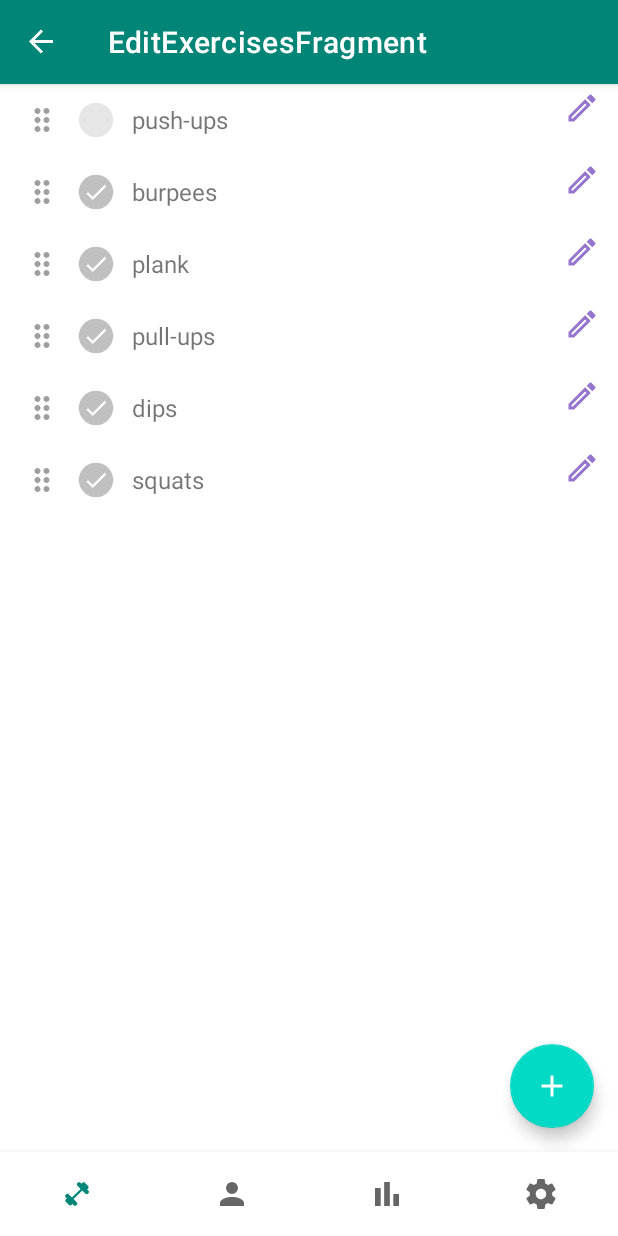
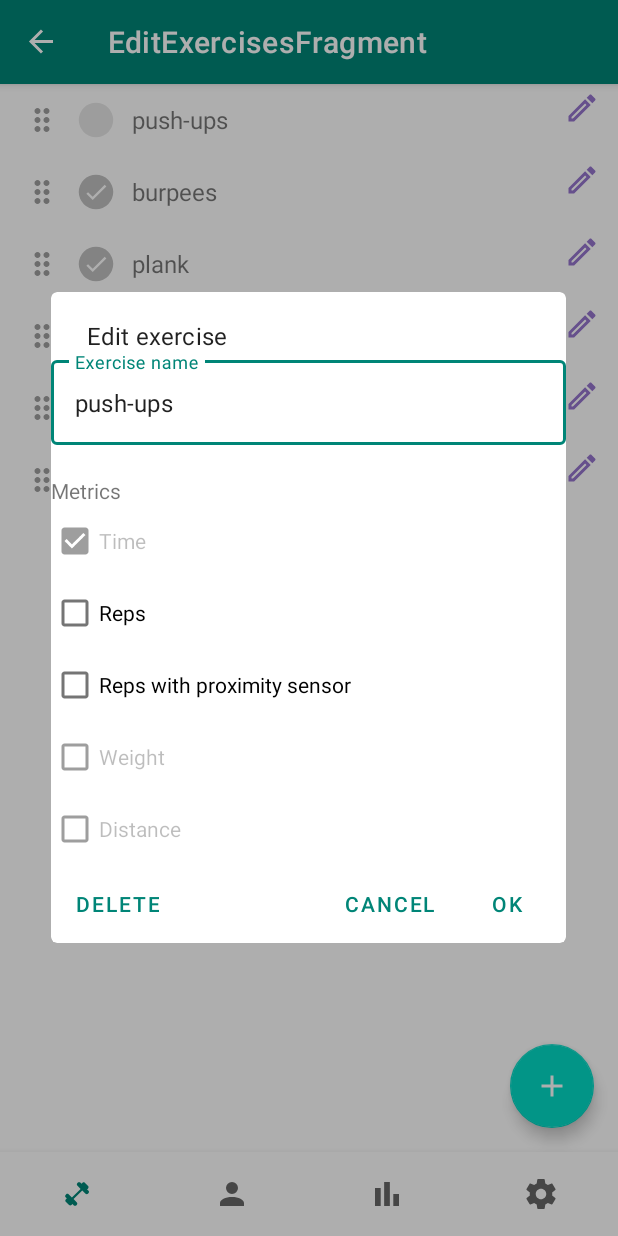
Before and after one commit to krmax44/burpee-buddy, an Android app: the ExercisesFragment screen opened through its navigation route, after a tap on an icon or button, on a phone screen of 412 x 824 dp. Run offline under Robolectric (Android 15) with nearby library versions, the phone set to English and light mode, and no system bars; our stand-ins replace EventBus, Room's generated code, Timber, navigation-ui; 6 statements that could not run were skipped; 1 other tap on this screen came first.

Commit message:
Exercises: implement edit exercises and add custom exercises

```diff
--- a/app/src/main/java/com/apps/adrcotfas/burpeebuddy/db/exercise/ExerciseTypeDao.java
+++ b/app/src/main/java/com/apps/adrcotfas/burpeebuddy/db/exercise/ExerciseTypeDao.java
@@ -4,6 +4,8 @@ import androidx.lifecycle.LiveData;
 import androidx.room.Dao;
 import androidx.room.Insert;
 import androidx.room.Query;
+import androidx.room.TypeConverter;
+import androidx.room.TypeConverters;
 
 import java.util.List;
 
@@ -33,6 +35,10 @@ public interface ExerciseTypeDao {
     @Query("update Exercise SET `order` = :order WHERE name = :name")
     void editOrder(String name, int order);
 
+    @TypeConverters(ExerciseTypeConverter.class)
+    @Query("update Exercise SET `name` = :newName, 'type' = :type, 'color' = :color WHERE name = :name")
+    void editExercise(String name, String newName, ExerciseType type, int color);
+
     @Query("update Exercise SET visible= :visibility WHERE name = :name")
     void editVisibility(String name, boolean visibility);
 }
--- a/app/src/main/java/com/apps/adrcotfas/burpeebuddy/main/edit_exercises/ExercisesAdapter.java
+++ b/app/src/main/java/com/apps/adrcotfas/burpeebuddy/main/edit_exercises/ExercisesAdapter.java
@@ -24,8 +24,9 @@ public class ExercisesAdapter extends RecyclerView.Adapter<ExercisesViewHolder>
     private List<Exercise> mExercises = new ArrayList<>();
 
     public interface Listener {
+        void onExerciseAddClicked();
         void onVisibilityToggle(String exercise, boolean visible);
-        void onExerciseEdit(String exercise, Exercise newExercise);
+        void onExerciseEditClicked(Exercise exercise);
         void onDragStarted(ExercisesViewHolder viewHolder);
         void onExercisesRearranged(List<Exercise> exercises);
     }
@@ -69,8 +70,13 @@ public class ExercisesAdapter extends RecyclerView.Adapter<ExercisesViewHolder>
     }
 
     @Override
-    public void onExerciseEdit(String exercise, Exercise newExercise) {
-        mListener.onExerciseEdit(exercise, newExercise);
+    public void onExerciseAddClicked() {
+        mListener.onExerciseAddClicked();
+    }
+
+    @Override
+    public void onExerciseEditClicked(Exercise exercise) {
+        mListener.onExerciseEditClicked(exercise);
     }
 
     @Override
--- a/app/src/main/java/com/apps/adrcotfas/burpeebuddy/main/edit_exercises/ExercisesFragment.java
+++ b/app/src/main/java/com/apps/adrcotfas/burpeebuddy/main/edit_exercises/ExercisesFragment.java
@@ -8,12 +8,19 @@ import android.view.ViewGroup;
 import androidx.annotation.NonNull;
 import androidx.fragment.app.Fragment;
 
+import com.apps.adrcotfas.burpeebuddy.common.bl.Events;
 import com.apps.adrcotfas.burpeebuddy.db.AppDatabase;
 import com.apps.adrcotfas.burpeebuddy.db.exercise.Exercise;
+import com.apps.adrcotfas.burpeebuddy.main.edit_exercises.dialog.AddEditExerciseDialog;
+
+import org.greenrobot.eventbus.EventBus;
+import org.greenrobot.eventbus.Subscribe;
 
 import java.util.List;
 
 public class ExercisesFragment extends Fragment implements ExercisesViewMvc.Listener {
+    private static final String TAG = "ExercisesFragment";
+
     private ExercisesViewMvc mViewMvc;
 
     @Override
@@ -31,6 +38,7 @@ public class ExercisesFragment extends Fragment implements ExercisesViewMvc.List
     @Override
     public void onResume() {
         super.onResume();
+        EventBus.getDefault().register(this);
         mViewMvc.registerListener(this);
     }
 
@@ -39,12 +47,8 @@ public class ExercisesFragment extends Fragment implements ExercisesViewMvc.List
         if (mViewMvc != null){
             mViewMvc.unregisterListener(this);
         }
+        EventBus.getDefault().unregister(this);
         super.onDestroy();
-    }
-
-    @Override
-    public void onAddExercise(Exercise exercise) {
-        // add it to the database
     }
 
     @Override
@@ -62,7 +66,29 @@ public class ExercisesFragment extends Fragment implements ExercisesViewMvc.List
     }
 
     @Override
-    public void onExerciseEdit(String exercise, Exercise newExercise) {
-        // edit exercise in database
+    public void onExerciseAddClicked() {
+        AddEditExerciseDialog.getInstance(null, false)
+                .show(getActivity().getSupportFragmentManager(), TAG);
+    }
+
+    @Override
+    public void onExerciseEditClicked(Exercise exercise) {
+        AddEditExerciseDialog.getInstance(exercise, true)
+                .show(getActivity().getSupportFragmentManager(), TAG);
+    }
+
+    @Subscribe
+    public void onMessageEvent(Events.EditExercise event) {
+        AppDatabase.editExercise(getContext(), event.exerciseToEdit, event.exercise);
+    }
+
+    @Subscribe
+    public void onMessageEvent(Events.AddExercise event) {
+        AppDatabase.addExercise(getContext(), event.exercise);
+    }
+
+    @Subscribe
+    public void onMessageEvent(Events.DeleteExercise event) {
+        AppDatabase.deleteExercise(getContext(), event.name);
     }
 }
--- a/app/src/main/java/com/apps/adrcotfas/burpeebuddy/main/edit_exercises/ExercisesViewHolder.java
+++ b/app/src/main/java/com/apps/adrcotfas/burpeebuddy/main/edit_exercises/ExercisesViewHolder.java
@@ -8,11 +8,12 @@ import com.apps.adrcotfas.burpeebuddy.common.recyclerview.ItemTouchHelperViewHol
 import com.apps.adrcotfas.burpeebuddy.main.edit_exercises.item.ExercisesItemViewMvc;
 
 class ExercisesViewHolder extends RecyclerView.ViewHolder implements ItemTouchHelperViewHolder {
+
+    private final ExercisesItemViewMvc mViewMvc;
+
     public ExercisesItemViewMvc getViewMvc() {
         return mViewMvc;
     }
-
-    private final ExercisesItemViewMvc mViewMvc;
 
     public ExercisesViewHolder(ExercisesItemViewMvc viewMvc) {
         super(viewMvc.getRootView());
--- a/app/src/main/java/com/apps/adrcotfas/burpeebuddy/main/edit_exercises/ExercisesViewMcvImpl.java
+++ b/app/src/main/java/com/apps/adrcotfas/burpeebuddy/main/edit_exercises/ExercisesViewMcvImpl.java
@@ -2,6 +2,7 @@ package com.apps.adrcotfas.burpeebuddy.main.edit_exercises;
 
 
 import android.view.LayoutInflater;
+import android.view.View;
 import android.view.ViewGroup;
 
 import androidx.recyclerview.widget.ItemTouchHelper;
@@ -40,13 +41,24 @@ public class ExercisesViewMcvImpl
         mItemTouchHelper.attachToRecyclerView(mRecyclerView);
 
         FloatingActionButton fab = findViewById(R.id.fab);
-        // fab.setOnClickListener(); show dialog, then call
+        fab.setOnClickListener(v -> {
+            for (Listener l : getListeners()) {
+                l.onExerciseAddClicked();
+            }
+        });
     }
 
     @Override
     public void bindExercises(List<Exercise> exercises) {
         mAdapter.bindExercises(exercises);
         mExercises = exercises;
+    }
+
+    @Override
+    public void onExerciseAddClicked() {
+        for (Listener l : getListeners()) {
+            l.onExerciseAddClicked();
+        }
     }
 
     @Override
@@ -57,9 +69,9 @@ public class ExercisesViewMcvImpl
     }
 
     @Override
-    public void onExerciseEdit(String exercise, Exercise newExercise) {
+    public void onExerciseEditClicked(Exercise exercise) {
         for (Listener l : getListeners()) {
-            l.onExerciseEdit(exercise, newExercise);
+            l.onExerciseEditClicked(exercise);
         }
     }
 
--- a/app/src/main/java/com/apps/adrcotfas/burpeebuddy/main/edit_exercises/ExercisesViewMvc.java
+++ b/app/src/main/java/com/apps/adrcotfas/burpeebuddy/main/edit_exercises/ExercisesViewMvc.java
@@ -10,8 +10,11 @@ public interface ExercisesViewMvc extends ObservableViewMvc<ExercisesViewMvc.Lis
     void bindExercises(List<Exercise> exercises);
 
     public interface Listener {
-        void onAddExercise(Exercise exercise);
-        void onExerciseEdit(String exercise, Exercise newExercise);
+
+        void onExerciseAddClicked();
+
+        void onExerciseEditClicked(Exercise exercise);
+
         void onVisibilityToggle(String exercise, boolean visibility);
         void onExercisesRearranged(List<Exercise> exercises);
     }
--- /dev/null
+++ b/app/src/main/java/com/apps/adrcotfas/burpeebuddy/main/edit_exercises/dialog/AddEditExerciseDialog.java
@@ -0,0 +1,176 @@
+package com.apps.adrcotfas.burpeebuddy.main.edit_exercises.dialog;
+
+import android.app.Dialog;
+import android.os.Bundle;
+import android.text.Editable;
+import android.text.TextWatcher;
+import android.view.View;
+
+import androidx.appcompat.app.AlertDialog;
+import androidx.fragment.app.DialogFragment;
+
+import com.apps.adrcotfas.burpeebuddy.R;
+import com.apps.adrcotfas.burpeebuddy.common.bl.Events;
+import com.apps.adrcotfas.burpeebuddy.db.exercise.Exercise;
+import com.apps.adrcotfas.burpeebuddy.db.exercise.ExerciseType;
+import com.apps.adrcotfas.burpeebuddy.db.exercise.ExerciseTypeConverter;
+import com.google.android.material.checkbox.MaterialCheckBox;
+import com.google.android.material.dialog.MaterialAlertDialogBuilder;
+import com.google.android.material.textfield.TextInputEditText;
+import com.google.android.material.textfield.TextInputLayout;
+
+import org.greenrobot.eventbus.EventBus;
+
+import timber.log.Timber;
+
+public class AddEditExerciseDialog extends DialogFragment {
+
+    private static final String TAG = "AddEditExerciseDialog";
+
+    private static String KEY_NAME  = TAG + "_key_name";
+    private static String KEY_TYPE  = TAG + "_key_type";
+    private static String KEY_COLOR = TAG + "_key_color";
+
+    private boolean mEditMode;
+    /** only relevant in edit mode */
+    private String mExerciseName;
+
+    public static AddEditExerciseDialog getInstance(Exercise exercise, boolean editMode) {
+        AddEditExerciseDialog dialog = new AddEditExerciseDialog();
+        dialog.mEditMode = editMode;
+
+        Bundle args = new Bundle(3);
+        if (editMode && exercise != null) {
+            args.putString(KEY_NAME, exercise.name);
+            args.putInt(KEY_TYPE, ExerciseTypeConverter.getIntFromExerciseType(exercise.type));
+            args.putInt(KEY_COLOR, exercise.color);
+            dialog.setArguments(args);
+        }
+        return dialog;
+    }
+
+    @Override
+    public final Dialog onCreateDialog(Bundle savedInstBundle) {
+
+        final MaterialAlertDialogBuilder b = new MaterialAlertDialogBuilder(getActivity());
+        final View v = getActivity().getLayoutInflater()
+                .inflate(R.layout.dialog_add_edit_exercise, null, false);
+
+        final MaterialCheckBox repsBox = v.findViewById(R.id.reps);
+        final MaterialCheckBox proxyBox = v.findViewById(R.id.proxy_relevant);
+        final TextInputLayout nameEditTextLayout = v.findViewById(R.id.name_layout);
+        final TextInputEditText nameEditText = v.findViewById(R.id.name);
+
+        repsBox.setOnCheckedChangeListener((buttonView, isChecked) -> {
+            if (isChecked && proxyBox.isChecked()) {
+                proxyBox.setChecked(false);
+            }
+        });
+
+        proxyBox.setOnCheckedChangeListener((buttonView, isChecked) -> {
+            if (isChecked && repsBox.isChecked()) {
+                repsBox.setChecked(false);
+            }
+        });
+
+        nameEditText.addTextChangedListener(new TextWatcher() {
+            @Override
+            public void beforeTextChanged(CharSequence s, int start, int count, int after) {}
+
+            @Override
+            public void onTextChanged(CharSequence s, int start, int before, int count) {
+            }
+
+            @Override
+            public void afterTextChanged(Editable s) {
+                AlertDialog dialog = (AlertDialog) getDialog();
+                if (s.length() == 0) {
+                    nameEditTextLayout.setError(getString(R.string.exercise_dialog_name_error));
+                    if (dialog != null) {
+                        dialog.getButton(AlertDialog.BUTTON_POSITIVE).setEnabled(false);
+                    }
+                } else {
+                    nameEditTextLayout.setError(null);
+                    if (dialog != null) {
+                        dialog.getButton(AlertDialog.BUTTON_POSITIVE).setEnabled(true);
+                    }
+                }
+            }
+        });
+
+        if(mEditMode) {
+            final String name = getArguments().getString(KEY_NAME);
+            mExerciseName = name;
+            nameEditText.setText(name);
+
+            final ExerciseType type =
+                    ExerciseTypeConverter.getExerciseTypeFromInt(getArguments().getInt(KEY_TYPE));
+            if (type.equals(ExerciseType.TIME_BASED)) {
+                // do nothing
+            } else if (type.equals(ExerciseType.COUNTABLE)) {
+                proxyBox.setChecked(true);
+            } else if (type.equals(ExerciseType.REP_BASED)) {
+                repsBox.setChecked(true);
+            } else {
+                Timber.tag(TAG).wtf("Invalid exercise type.");
+            }
+            b.setNeutralButton(getString(R.string.delete), ((dialog, which) -> {
+                //TODO: confirmation
+                EventBus.getDefault().post(new Events.DeleteExercise(mExerciseName));
+            }));
+        }
+
+        Dialog d = b
+                .setTitle(mEditMode
+                        ? getString(R.string.exercise_dialog_edit_exercise)
+                        : getString(R.string.exercise_dialog_add_exercise))
+                .setCancelable(false)
+                .setPositiveButton(android.R.string.ok,
+                        (dialog, which) -> {
+                            if (mExerciseName == null || mExerciseName.length() == 0) {
+                                nameEditTextLayout.setError(getString(R.string.exercise_dialog_name_error));
+                                return;
+                            }
+                            EventBus.getDefault().post(mEditMode
+                                    ? new Events.EditExercise(
+                                    mExerciseName,
+                                    getCreatedExercise(
+                                            nameEditText.getText().toString(),
+                                            repsBox.isChecked(),
+                                            proxyBox.isChecked()))
+                                    : new Events.AddExercise(
+                                    getCreatedExercise(
+                                            nameEditText.getText().toString(),
+                                            repsBox.isChecked(),
+                                            proxyBox.isChecked())));
+                        }
+                )
+                .setNegativeButton(android.R.string.cancel, ((dialog, which) -> {}))
+                .setView(v)
+                .create();
+        d.setCanceledOnTouchOutside(false);
+        return d;
+    }
+
+    private Exercise getCreatedExercise(String name, boolean repsRelevant, boolean proxyRelevant) {
+        ExerciseType type = ExerciseType.TIME_BASED;
+
+        if (proxyRelevant) {
+            type = ExerciseType.COUNTABLE;
+        } else if (repsRelevant){
+            type = ExerciseType.REP_BASED;
+        }
+        return new Exercise(name, type);
+    }
+
+    @Override
+    public void onResume() {
+        super.onResume();
+        if (!mEditMode) {
+            AlertDialog dialog = (AlertDialog) getDialog();
+            if (dialog != null) {
+                dialog.getButton(AlertDialog.BUTTON_POSITIVE).setEnabled(false);
+            }
+        }
+    }
+}
--- a/app/src/main/java/com/apps/adrcotfas/burpeebuddy/main/edit_exercises/item/ExercisesItemViewMvc.java
+++ b/app/src/main/java/com/apps/adrcotfas/burpeebuddy/main/edit_exercises/item/ExercisesItemViewMvc.java
@@ -9,7 +9,7 @@ import com.apps.adrcotfas.burpeebuddy.db.exercise.Exercise;
 public interface ExercisesItemViewMvc extends ObservableViewMvc<ExercisesItemViewMvc.Listener> {
 
     public interface Listener {
-        void onExerciseEdit(String exercise, Exercise newExercise);
+        void onExerciseEditClicked(Exercise exercise);
         void onVisibilityToggle(String exercise, boolean visible);
     }
 
--- a/app/src/main/java/com/apps/adrcotfas/burpeebuddy/main/edit_exercises/item/ExercisesItemViewMvcImpl.java
+++ b/app/src/main/java/com/apps/adrcotfas/burpeebuddy/main/edit_exercises/item/ExercisesItemViewMvcImpl.java
@@ -39,10 +39,10 @@ public class ExercisesItemViewMvcImpl extends BaseObservableViewMvc<ExercisesIte
         });
 
         findViewById(R.id.edit).setOnClickListener(v -> {
-            //TODO: open dialog, when the OK button is clicked, call l.onExerciseEdit
-//            for (Listener l : getListeners()) {
-//                l.onExerciseEdit(mExercise);
-//            }
+            //TODO: open dialog, when the OK button is clicked, call l.onExerciseEditClicked
+            for (Listener l : getListeners()) {
+                l.onExerciseEditClicked(mExercise);
+            }
         });
     }
 
--- a/app/src/main/java/com/apps/adrcotfas/burpeebuddy/workout/WorkoutFinishedDialog.java
+++ b/app/src/main/java/com/apps/adrcotfas/burpeebuddy/workout/WorkoutFinishedDialog.java
@@ -29,6 +29,7 @@ public class WorkoutFinishedDialog extends DialogFragment {
             message = "Congratulations!\nYou have completed " + reps + " reps.";
         }
 
+        //Dialog d = new MaterialAlertDialogBuilder(getContext())
         Dialog d = new AlertDialog.Builder(getActivity())
             .setTitle("Workout finished")
             .setMessage(message)
--- /dev/null
+++ b/app/src/main/res/layout/dialog_add_edit_exercise.xml
@@ -0,0 +1,60 @@
+<?xml version="1.0" encoding="utf-8"?>
+<LinearLayout xmlns:android="http://schemas.android.com/apk/res/android"
+    android:layout_width="match_parent"
+    android:layout_height="match_parent"
+    xmlns:app="http://schemas.android.com/apk/res-auto"
+    android:orientation="vertical">
+
+    <com.google.android.material.textfield.TextInputLayout
+        android:id="@+id/name_layout"
+        android:layout_width="match_parent"
+        android:layout_height="wrap_content"
+        android:hint="@string/exercise_dialog_exercise_name"
+        app:errorEnabled="true"
+        style="@style/Widget.MaterialComponents.TextInputLayout.OutlinedBox">
+
+        <com.google.android.material.textfield.TextInputEditText
+            android:id="@+id/name"
+            android:maxLength="30"
+            android:layout_width="match_parent"
+            android:layout_height="wrap_content"/>
+
+    </com.google.android.material.textfield.TextInputLayout>
+
+    <TextView
+        android:layout_width="match_parent"
+        android:layout_height="wrap_content"
+        android:text="@string/exercise_dialog_metrics"/>
+
+    <com.google.android.material.checkbox.MaterialCheckBox
+        android:layout_width="match_parent"
+        android:layout_height="wrap_content"
+        android:checked="true"
+        android:enabled="false"
+        android:text="@string/exercise_dialog_time"/>
+
+    <com.google.android.material.checkbox.MaterialCheckBox
+        android:id="@+id/reps"
+        android:layout_width="match_parent"
+        android:layout_height="wrap_content"
+        android:text="@string/exercise_dialog_reps"/>
+
+    <com.google.android.material.checkbox.MaterialCheckBox
+        android:id="@+id/match_parent"
+        android:layout_width="wrap_content"
+        android:layout_height="wrap_content"
+        android:text="@string/exercise_dialog_reps_proxy"/>
+
+    <com.google.android.material.checkbox.MaterialCheckBox
+        android:layout_width="match_parent"
+        android:layout_height="wrap_content"
+        android:enabled="false"
+        android:text="@string/exercise_dialog_weight"/>
+
+    <com.google.android.material.checkbox.MaterialCheckBox
+        android:layout_width="match_parent"
+        android:layout_height="wrap_content"
+        android:enabled="false"
+        android:text="@string/exercise_dialog_distance"/>
+
+</LinearLayout>
--- a/app/src/main/res/values/strings.xml
+++ b/app/src/main/res/values/strings.xml
@@ -16,4 +16,15 @@
     <string name="stop">STOP</string>
     <string name="database_name">buddy-db</string>
     <string name="add_workout">Add workout</string>
+    <string name="exercise_dialog_reps">Reps</string>
+    <string name="exercise_dialog_reps_proxy">Reps with proximity sensor</string>
+    <string name="exercise_dialog_weight">Weight</string>
+    <string name="exercise_dialog_distance">Distance</string>
+    <string name="exercise_dialog_time">Time</string>
+    <string name="exercise_dialog_metrics">Metrics</string>
+    <string name="exercise_dialog_exercise_name">Exercise name</string>
+    <string name="exercise_dialog_name_error">Please enter a valid name</string>
+    <string name="delete">Delete</string>
+    <string name="exercise_dialog_edit_exercise">Edit exercise</string>
+    <string name="exercise_dialog_add_exercise">Add exercise</string>
 </resources>
```
Also changed, not shown: app/src/main/java/com/apps/adrcotfas/burpeebuddy/common/bl/Events.java (+26 -0 lines), app/src/main/java/com/apps/adrcotfas/burpeebuddy/db/AppDatabase.java (+20 -1 lines).
